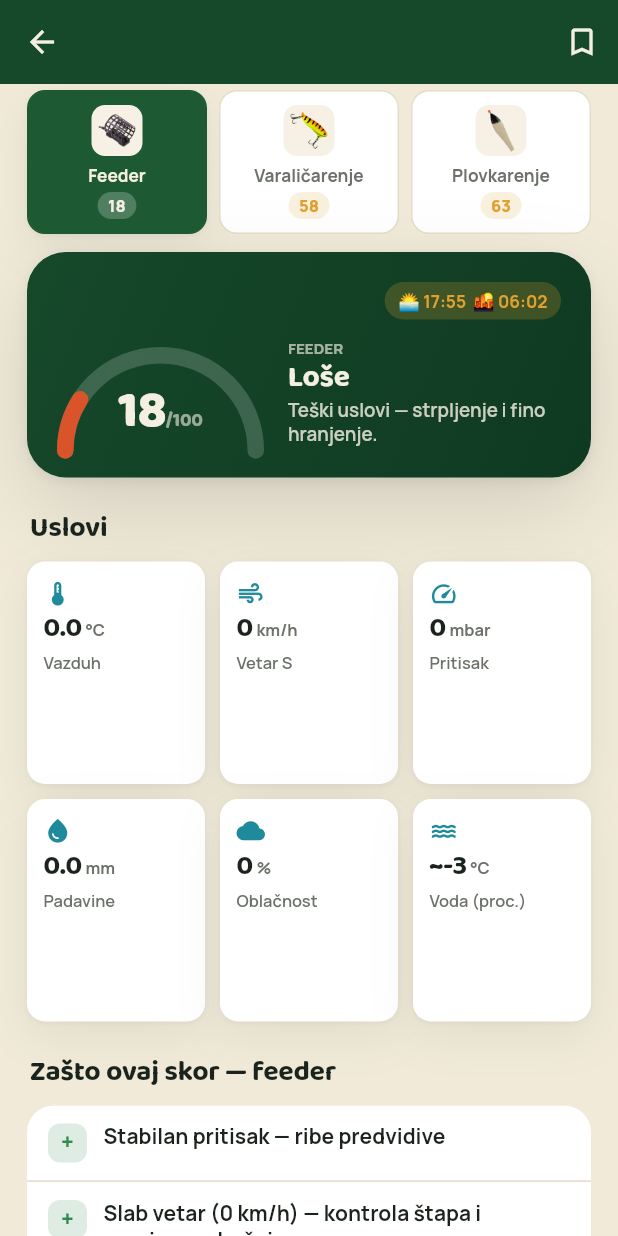
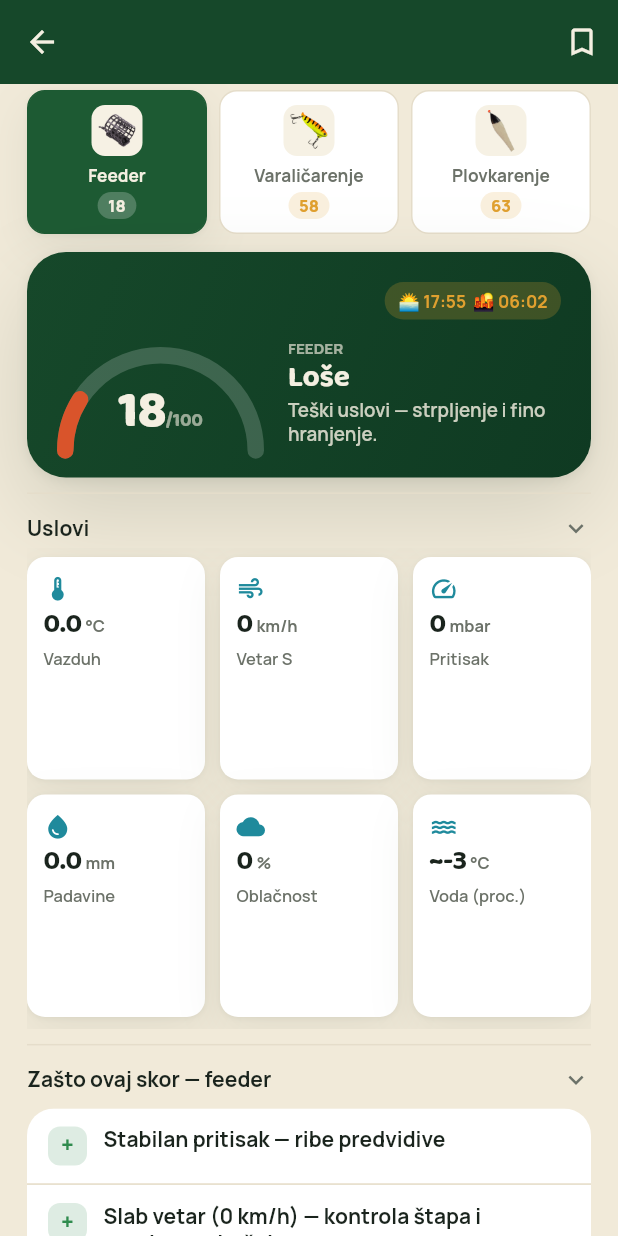
Before and after one commit to neonknight4/fishing_worthy, a Flutter app: the ResultScreen screen opened directly with empty values, on a phone screen of 412 x 824 dp. Run offline on Flutter 3.47's test engine with Material 3 defaults, Android fonts, the phone set to English and light mode, and no system bars; our stand-ins replace flutter_map, flutter_svg, geolocator, google_fonts, image_picker, latlong2 and 3 more; missing offline and left inert: flutter_pdfview; accounts and stored records are empty; network calls fail.

Commit message:
feat(result): sve sekcije sklopive, otvorene po defaultu, pamte izbor
Deset sekcija na ekranu stanja je sad u Collapsible-u i sve su otvorene
po defaultu — obrnuto od prethodnog koraka, gde su tri bile zatvorene.

Stanje se pamti po sekciji: sklopiš solunar jednom i ostaje sklopljen na
svakom sledećem otvaranju. Ključevi su result.uslovi, result.zasto,
result.vodostaj, result.intervali, result.solunar, result.traper,
result.vrste i po jedan za plan svake tehnike.

Collapsible je dobio opcioni persistKey; bez njega se ponaša kao ranije.
SectionPrefs drži vrednosti u memoriji i učita ih u main() PRE prvog
kadra — async čitanje bi dalo treperenje, jer bi se sekcija prvo
iscrtala otvorena pa se sklopila.

Prekidač režima plovkarenja je premešten UNUTAR sekcije plana, jer bi
inače ostao nedostupan kad je sekcija sklopljena.

Usput izašao pre-existing overflow: _ThreeHourSlots je prelivao red za
9 px na 320 px, ali se to nije videlo jer je ta sekcija do sada bila
zatvorena po defaultu. Kolona vremena je fiksna pa red nije imao šta da
upije — sužena sa 88 na 72 px, a vreme i brojevi dobili ellipsis.

Provereno: analyze, tri sweep-a (72 provere) i nova provera pamćenja —
default otvoren, sklapanje ide na disk, bez ključa se ne upisuje ništa.

Co-Authored-By: Claude Opus 5 (1M context) <noreply@anthropic.com>

```diff
--- a/lib/main.dart
+++ b/lib/main.dart
@@ -1,15 +1,19 @@
 import 'package:flutter/material.dart';
 import 'package:flutter/services.dart';
+import 'services/section_prefs.dart';
 import 'theme/app_theme.dart';
 import 'theme/theme_controller.dart';
 import 'screens/app_shell.dart';
 
-void main() {
+void main() async {
   WidgetsFlutterBinding.ensureInitialized();
   SystemChrome.setSystemUIOverlayStyle(const SystemUiOverlayStyle(
     statusBarColor: Colors.transparent,
   ));
   themeController.load();
+  // Sklopljene sekcije se čitaju pre prvog kadra, da Collapsible može
+  // sinhrono da zna svoje stanje i ne trepne pri otvaranju ekrana.
+  await SectionPrefs.load();
   runApp(const FishingWorthyApp());
 }
 
--- a/lib/screens/result_screen.dart
+++ b/lib/screens/result_screen.dart
@@ -239,8 +239,11 @@ class _ResultScreenState extends State<ResultScreen> {
                   const SizedBox(height: 12),
                   _RegsWarnRow(area: protectedArea, closed: closedNow),
                 ],
-                const SectionHeader('Uslovi'),
-                GridView.count(
+                Collapsible(
+                  title: 'Uslovi',
+                  initiallyOpen: true,
+                  persistKey: 'result.uslovi',
+                  child: GridView.count(
                   crossAxisCount: 3,
                   shrinkWrap: true,
                   physics: const NeverScrollableScrollPhysics(),
@@ -289,27 +292,39 @@ class _ResultScreenState extends State<ResultScreen> {
                       ),
                     ],
                   ),
-                if (active.positives.isNotEmpty || active.negatives.isNotEmpty) ...[
-                  SectionHeader('Zašto ovaj skor — ${active.name.toLowerCase()}'),
-                  FactorList([
+                ),
+                if (active.positives.isNotEmpty || active.negatives.isNotEmpty)
+                  Collapsible(
+                    title: 'Zašto ovaj skor — ${active.name.toLowerCase()}',
+                    initiallyOpen: true,
+                    persistKey: 'result.zasto',
+                    child: FactorList([
                       for (final p in active.positives) FactorItem(positive: true, title: p),
                       for (final n in active.negatives) FactorItem(positive: false, title: n),
                     ]),
-                ],
+                  ),
                 // Vodostaj nema smisla za stajaće vode (jezera/bare) — samo reke.
                 if (selectedWaterBody?.type != 'lake' &&
-                    (waterLevel != null || _levelForecasts.isNotEmpty)) ...[
-                  const SectionHeader('Vodostaj'),
+                    (waterLevel != null || _levelForecasts.isNotEmpty))
+                  Collapsible(
+                    title: 'Vodostaj',
+                    initiallyOpen: true,
+                    persistKey: 'result.vodostaj',
+                    child: Column(
+                      crossAxisAlignment: CrossAxisAlignment.stretch,
+                      children: [
                         if (waterLevel != null)
                           _WaterLevelTile(
                             waterLevel: waterLevel,
-                      waterBodyName: waterLevel.waterBodyName ?? selectedWaterBody?.name,
+                            waterBodyName:
+                                waterLevel.waterBodyName ?? selectedWaterBody?.name,
                           ),
                         if (_levelForecasts.isNotEmpty) ...[
                           const SizedBox(height: 10),
                           Text(
                             'RHMZ prognoza nivoa — reke u blizini',
-                      style: context.ui(size: 11, weight: FontWeight.w600, color: c.muted),
+                            style: context.ui(
+                                size: 11, weight: FontWeight.w600, color: c.muted),
                           ),
                           const SizedBox(height: 6),
                           ..._levelForecasts.map((fc) => Padding(
@@ -318,9 +333,12 @@ class _ResultScreenState extends State<ResultScreen> {
                               )),
                         ],
                       ],
-                const SizedBox(height: 16),
+                    ),
+                  ),
                 Collapsible(
                   title: 'Prognoza po intervalima — ${active.name.toLowerCase()}',
+                  initiallyOpen: true,
+                  persistKey: 'result.intervali',
                   child: _ThreeHourSlots(
                   forecast: f,
                   waterLevel: waterLevel,
@@ -333,32 +351,57 @@ class _ResultScreenState extends State<ResultScreen> {
                     sunset: sunset,
                   ),
                 ),
-                const SizedBox(height: 10),
                 Collapsible(
                   title: 'Mesec i solunar',
+                  initiallyOpen: true,
+                  persistKey: 'result.solunar',
                   child: _MoonSolunarCard(phase: moonPhaseVal, windows: solunarWindows),
                 ),
                 // ── Sadržaj po izabranoj tehnici ────────────────────────
                 if (_technique == TechniqueType.feeder) ...[
-                  SectionHeader(selectedWaterBody?.type == 'lake'
+                  Collapsible(
+                    title: selectedWaterBody?.type == 'lake'
                         ? 'Method plan za danas'
-                      : 'Feeder plan za danas'),
-                  _FeederPlanCard(
+                        : 'Feeder plan za danas',
+                    initiallyOpen: true,
+                    persistKey: 'result.plan.feeder',
+                    child: _FeederPlanCard(
                       plan: feederPlan,
                       realTemp: _waterTemp != null,
                     ),
-                  if (curatedCombo != null) ...[
-                    const SectionHeader('Traper kombinacija'),
-                    _CuratedComboCard(combo: curatedCombo, activity: fishActivity),
-                  ] else if (baitCombo != null) ...[
-                    const SectionHeader('Preporučene Traper primame'),
-                    _TraperComboCard(combo: baitCombo),
-                  ],
-                ] else if (_technique == TechniqueType.spinning) ...[
-                  const SectionHeader('Plan varaličarenja'),
-                  _LurePlanCard(plan: lurePlan, realTemp: _waterTemp != null),
-                ] else ...[
-                  const SectionHeader('Plan plovkarenja'),
+                  ),
+                  if (curatedCombo != null)
+                    Collapsible(
+                      title: 'Traper kombinacija',
+                      initiallyOpen: true,
+                      persistKey: 'result.traper',
+                      child: _CuratedComboCard(
+                          combo: curatedCombo, activity: fishActivity),
+                    )
+                  else if (baitCombo != null)
+                    Collapsible(
+                      title: 'Preporučene Traper primame',
+                      initiallyOpen: true,
+                      persistKey: 'result.traper',
+                      child: _TraperComboCard(combo: baitCombo),
+                    ),
+                ] else if (_technique == TechniqueType.spinning)
+                  Collapsible(
+                    title: 'Plan varaličarenja',
+                    initiallyOpen: true,
+                    persistKey: 'result.plan.varalica',
+                    child: _LurePlanCard(plan: lurePlan, realTemp: _waterTemp != null),
+                  )
+                else
+                  Collapsible(
+                    title: 'Plan plovkarenja',
+                    initiallyOpen: true,
+                    persistKey: 'result.plan.plovak',
+                    child: Column(
+                      crossAxisAlignment: CrossAxisAlignment.stretch,
+                      children: [
+                        // Prekidač režima stoji UNUTAR sekcije — bez njega
+                        // korisnik ne bi mogao da bira kad je sklopljena.
                         if (trottingOk) ...[
                           _FloatModeToggle(
                             selected: floatMode,
@@ -368,9 +411,12 @@ class _ResultScreenState extends State<ResultScreen> {
                         ],
                         _FloatPlanCard(plan: floatPlan, realTemp: _waterTemp != null),
                       ],
-                const SizedBox(height: 16),
+                    ),
+                  ),
                 Collapsible(
                   title: 'Aktivne vrste — ${active.name.toLowerCase()}',
+                  initiallyOpen: true,
+                  persistKey: 'result.vrste',
                   child: _SeasonalFishSection(fish: seasonal),
                 ),
                 const SizedBox(height: 24),
@@ -1862,8 +1908,11 @@ class _ThreeHourSlots extends StatelessWidget {
           ),
           child: Row(
             children: [
+              // Kolona vremena je fiksna, pa red nema šta da upije ako se
+              // tekstovi rašire (drugi font, duži broj) — otud uža kolona i
+              // ellipsis na brojevima ispod.
               SizedBox(
-                width: 88,
+                width: 72,
                 child: Row(
                   children: [
                     if (isGolden) const Text('⭐', style: TextStyle(fontSize: 10)),
@@ -1873,7 +1922,11 @@ class _ThreeHourSlots extends StatelessWidget {
                       const SizedBox(width: 2),
                     ],
                     Expanded(
-                      child: Text(timeLabel, style: context.ui(size: 12, weight: FontWeight.w700, color: c.ink)),
+                      child: Text(timeLabel,
+                          maxLines: 1,
+                          overflow: TextOverflow.ellipsis,
+                          style: context.ui(
+                              size: 12, weight: FontWeight.w700, color: c.ink)),
                     ),
                   ],
                 ),
@@ -1889,10 +1942,16 @@ class _ThreeHourSlots extends StatelessWidget {
               ),
               const SizedBox(width: 12),
               Icon(Icons.thermostat, size: 14, color: c.coral),
-              Text('${temp.toStringAsFixed(0)}°', style: context.ui(size: 12, weight: FontWeight.w600, color: c.muted)),
+              Text('${temp.toStringAsFixed(0)}°',
+                  maxLines: 1,
+                  overflow: TextOverflow.ellipsis,
+                  style: context.ui(size: 12, weight: FontWeight.w600, color: c.muted)),
               const SizedBox(width: 8),
               Icon(Icons.air, size: 14, color: c.water),
-              Text(wind.toStringAsFixed(0), style: context.ui(size: 12, weight: FontWeight.w600, color: c.muted)),
+              Text(wind.toStringAsFixed(0),
+                  maxLines: 1,
+                  overflow: TextOverflow.ellipsis,
+                  style: context.ui(size: 12, weight: FontWeight.w600, color: c.muted)),
               const Spacer(),
               Text(
                 slotScoreVal >= 80 ? '🎣' : slotScoreVal >= 60 ? '👍' : slotScoreVal >= 40 ? '😐' : '👎',
--- /dev/null
+++ b/lib/services/section_prefs.dart
@@ -0,0 +1,34 @@
+import 'package:shared_preferences/shared_preferences.dart';
+
+/// Pamti koje su sekcije sklopljene. Korisnik sklopi npr. solunar jednom i
+/// ostaje sklopljen na svakom sledećem otvaranju ekrana.
+///
+/// Vrednosti se učitaju jednom u `main()` i drže u memoriji, pa `Collapsible`
+/// može da ih pročita SINHRONO pri gradnji. Async čitanje bi dalo treperenje —
+/// sekcija bi se prvo iscrtala otvorena pa se sklopila.
+class SectionPrefs {
+  static const _prefix = 'section_open:';
+  static final Map<String, bool> _open = {};
+  static bool _loaded = false;
+
+  static Future<void> load() async {
+    if (_loaded) return;
+    final p = await SharedPreferences.getInstance();
+    for (final k in p.getKeys()) {
+      if (k.startsWith(_prefix)) {
+        final v = p.getBool(k);
+        if (v != null) _open[k.substring(_prefix.length)] = v;
+      }
+    }
+    _loaded = true;
+  }
+
+  /// `fallback` je podrazumevano stanje dok korisnik ništa nije dirao.
+  static bool isOpen(String key, bool fallback) => _open[key] ?? fallback;
+
+  static Future<void> setOpen(String key, bool value) async {
+    _open[key] = value;
+    final p = await SharedPreferences.getInstance();
+    await p.setBool('$_prefix$key', value);
+  }
+}
--- a/lib/widgets/components.dart
+++ b/lib/widgets/components.dart
@@ -1,6 +1,7 @@
 import 'dart:math' as math;
 import 'package:flutter/material.dart';
 import 'package:url_launcher/url_launcher.dart';
+import '../services/section_prefs.dart';
 import '../theme/app_colors.dart';
 import '../theme/app_theme.dart';
 
@@ -412,14 +413,33 @@ class Collapsible extends StatefulWidget {
   final String title;
   final Widget child;
   final bool initiallyOpen;
-  const Collapsible(
-      {super.key, required this.title, required this.child, this.initiallyOpen = false});
+
+  /// Kad je zadat, stanje sekcije se pamti pod tim ključem — korisnik je
+  /// sklopi jednom i ostaje sklopljena. Bez ključa se ponaša kao ranije.
+  final String? persistKey;
+
+  const Collapsible({
+    super.key,
+    required this.title,
+    required this.child,
+    this.initiallyOpen = false,
+    this.persistKey,
+  });
   @override
   State<Collapsible> createState() => _CollapsibleState();
 }
 
 class _CollapsibleState extends State<Collapsible> {
-  late bool _open = widget.initiallyOpen;
+  late bool _open = widget.persistKey == null
+      ? widget.initiallyOpen
+      : SectionPrefs.isOpen(widget.persistKey!, widget.initiallyOpen);
+
+  void _toggle() {
+    setState(() => _open = !_open);
+    final k = widget.persistKey;
+    if (k != null) SectionPrefs.setOpen(k, _open);
+  }
+
   @override
   Widget build(BuildContext context) {
     final c = context.c;
@@ -428,7 +448,7 @@ class _CollapsibleState extends State<Collapsible> {
       children: [
         Container(margin: const EdgeInsets.only(top: 10), height: 1, color: c.line),
         InkWell(
-          onTap: () => setState(() => _open = !_open),
+          onTap: _toggle,
           child: Padding(
             padding: const EdgeInsets.fromLTRB(0, 13, 0, 3),
             child: Row(
```
Also changed, not shown: 1 other file. Lines whose indentation alone changed are shown as unchanged.
